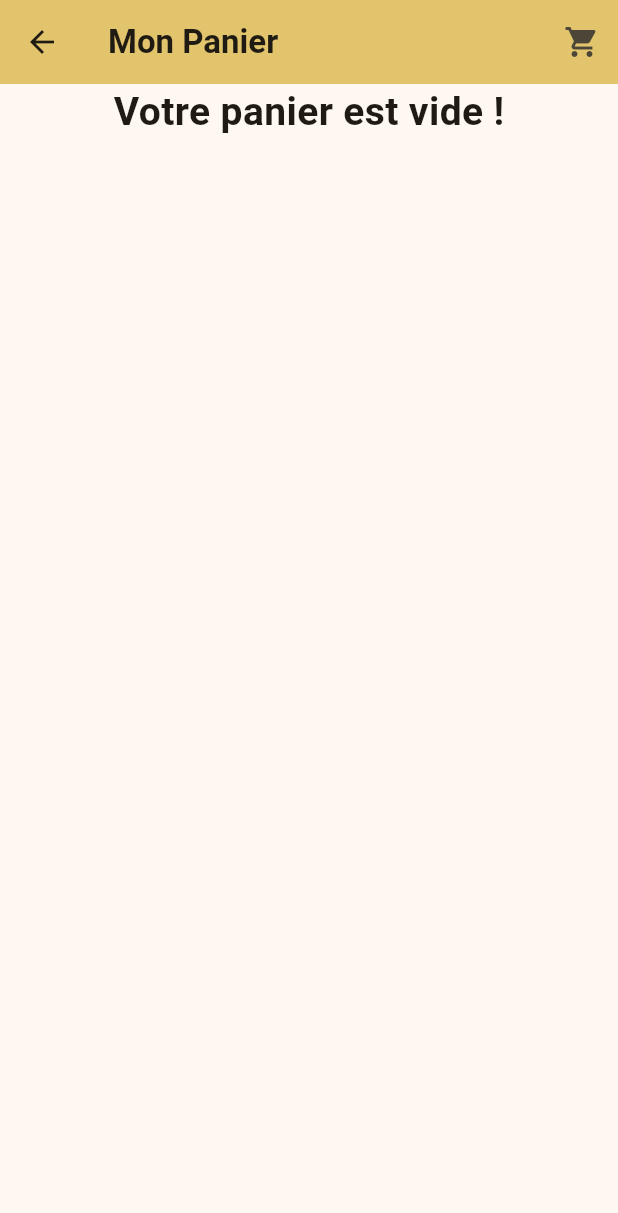
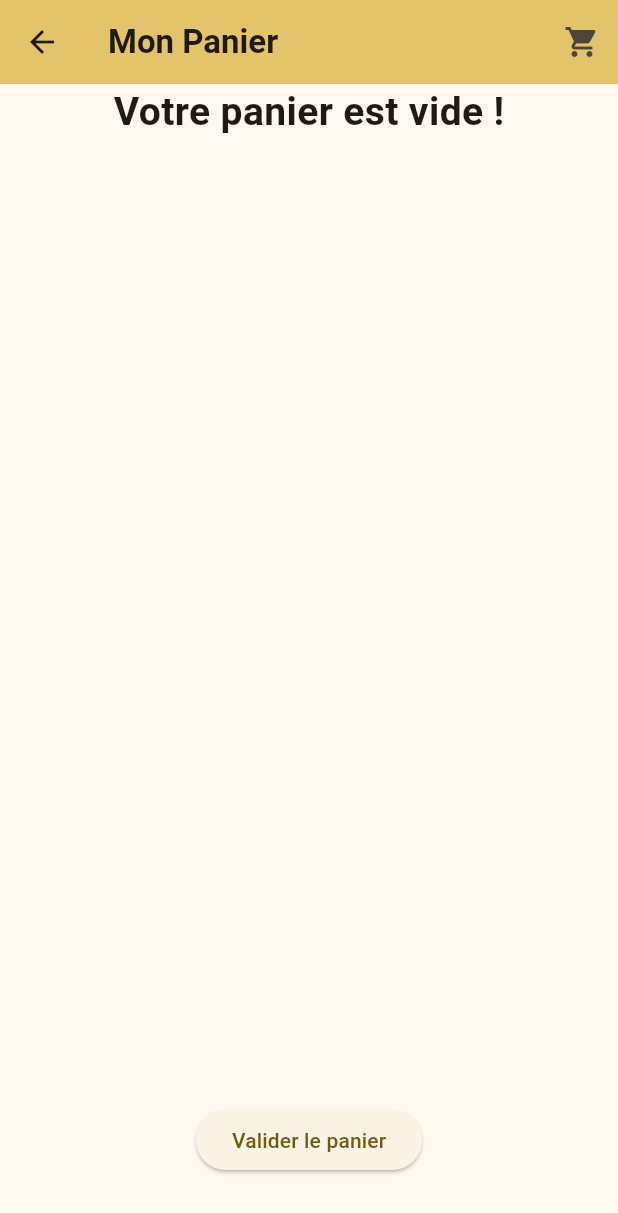
Before and after one commit to LoupMyr/TP-Flutter, a Flutter app: the screen it shows after launch, after a tap on the "shopping cart" icon, on a phone screen of 412 x 824 dp. Shown: the top 1213 px of the screen. Run offline on Flutter 3.47's test engine with Material 3 defaults, Android fonts, the phone set to English and light mode, and no system bars.

Commit message:
panier page update

```diff
--- a/lib/Layout/AppStyle.dart
+++ b/lib/Layout/AppStyle.dart
@@ -28,4 +28,7 @@ class AppStyle {
     color: Colors.indigo,
     fontSize: 22.0,
   );
+
+  static final Color goldColor = Color.fromRGBO(212, 175, 55, 1);
+
 }
--- a/lib/Models/Cart.dart
+++ b/lib/Models/Cart.dart
@@ -31,6 +31,10 @@ class Cart {
     }
   }
 
+  void clearCart(){
+    this._items.clear();
+  }
+
   int totalItems() {
     return _items.length;
   }
--- a/lib/UI/PanierPage.dart
+++ b/lib/UI/PanierPage.dart
@@ -2,6 +2,7 @@ import 'package:flutter/material.dart';
 import 'package:td_flutter/Layout/AppBarLayout.dart';
 import 'package:td_flutter/Layout/AppStyle.dart';
 import 'package:td_flutter/Models/Cart.dart';
+import 'package:td_flutter/UI/HomePage.dart';
 
 class PanierPage extends StatefulWidget {
   final Cart _cart;
@@ -55,12 +56,23 @@ class _PanierPageState extends State<PanierPage> {
     });
   }
 
+  void buyPanier() {
+    widget._cart.clearCart();
+    Navigator.pop(context);
+    ScaffoldMessenger.of(context).showSnackBar(const SnackBar(
+      content: Text("Merci pour votre achat !"),
+    ));
+  }
+
   @override
   Widget build(BuildContext context) {
     return Scaffold(
       appBar: AppBarLayout.buildAppBar(widget.title, context, widget._cart),
       body: Center(
-        child: widget._cart.items.isNotEmpty
+        child: Column(
+          mainAxisAlignment: MainAxisAlignment.spaceBetween,
+          children: [
+            widget._cart.items.isNotEmpty
                 ? ListView.builder(
                     itemCount: widget._cart.items.length,
                     itemBuilder: (context, index) =>
@@ -73,6 +85,17 @@ class _PanierPageState extends State<PanierPage> {
                           style: AppStyle.pageTitleTextStyle)
                     ],
                   ),
+            Column(
+              children: [
+                ElevatedButton(
+                  onPressed: () => buyPanier(),
+                  child: const Text("Valider le panier"),
+                ),
+                const Padding(padding: EdgeInsets.symmetric(vertical: 20)),
+              ],
+            )
+          ],
+        ),
       ),
     );
   }
```
Lines whose indentation alone changed are shown as unchanged.
